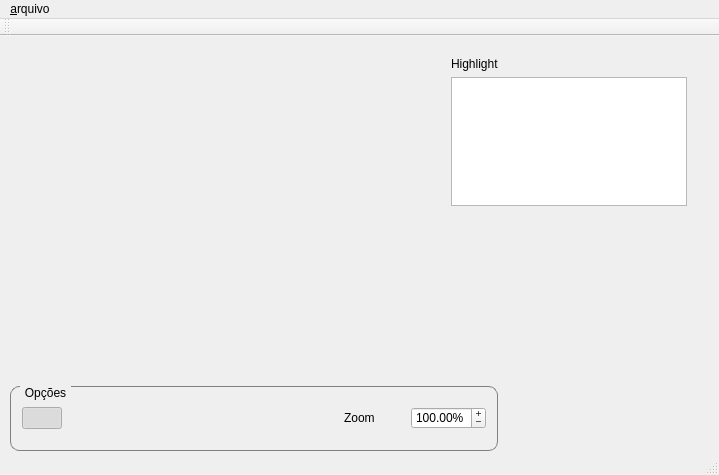
This is z_update/untitled2/mainwindow.ui in hackerlank/training_project as Qt 5 draws it before an edit. The edited form follows.
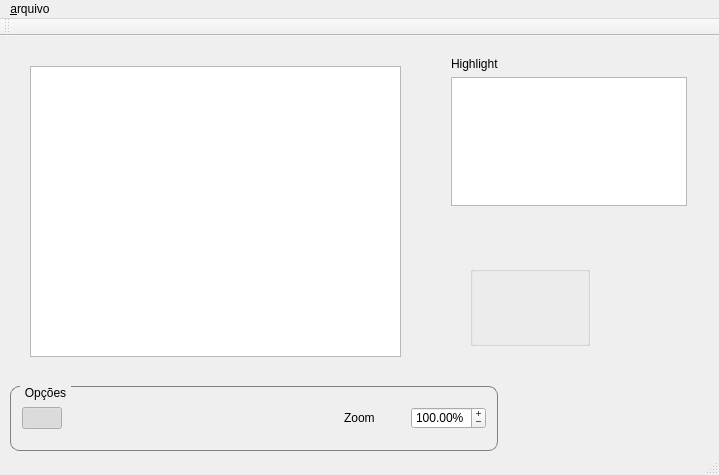
This is the edited form. Icons and pictures are not drawn. Custom widgets are drawn as their Qt base class.

```diff
--- a/z_update/untitled2/mainwindow.ui
+++ b/z_update/untitled2/mainwindow.ui
@@ -229,7 +229,7 @@
      </item>
     </layout>
    </widget>
-   <widget class="PetriWidget" name="widget" native="true">
+   <widget class="PetriWidget" name="widget">
     <property name="geometry">
      <rect>
       <x>30</x>
@@ -239,6 +239,16 @@
      </rect>
     </property>
    </widget>
+   <widget class="PetriButtons" name="groupBox_2">
+    <property name="geometry">
+     <rect>
+      <x>470</x>
+      <y>230</y>
+      <width>120</width>
+      <height>80</height>
+     </rect>
+    </property>
+   </widget>
   </widget>
   <widget class="QMenuBar" name="menuBar">
    <property name="geometry">
@@ -289,9 +299,15 @@
  </widget>
  <layoutdefault spacing="6" margin="11"/>
  <customwidgets>
+  <customwidget>
+   <class>PetriButtons</class>
+   <extends>QGroupBox</extends>
+   <header>petributtons.h</header>
+   <container>1</container>
+  </customwidget>
   <customwidget>
    <class>PetriWidget</class>
-   <extends>QWidget</extends>
+   <extends>QGraphicsView</extends>
    <header>petriwidget.h</header>
    <container>1</container>
   </customwidget>
```
Left out of the diff: 2 changed lines with no effect on the pictures.
